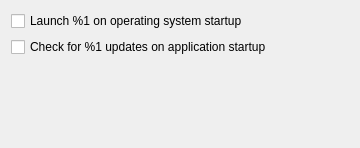
Old version of the form src/librssguard/gui/settings/settingsgeneral.ui in the repository martinrotter/rssguard.
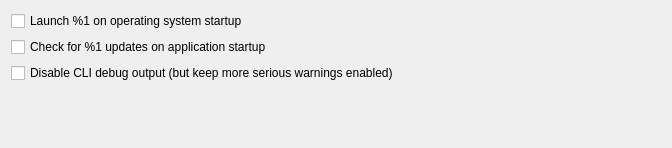
New version of the form.

Commit message: ability to disable just debug output in settings, disabled for release builds for bigger performance, warnings still enabled

Patch:
```diff
--- a/src/librssguard/gui/settings/settingsgeneral.ui
+++ b/src/librssguard/gui/settings/settingsgeneral.ui
@@ -6,7 +6,7 @@
    <rect>
     <x>0</x>
     <y>0</y>
-    <width>360</width>
+    <width>672</width>
     <height>148</height>
    </rect>
   </property>
@@ -25,7 +25,7 @@
      </property>
     </widget>
    </item>
-   <item row="2" column="0" colspan="2">
+   <item row="3" column="0" colspan="2">
     <spacer name="verticalSpacer">
      <property name="orientation">
       <enum>Qt::Vertical</enum>
@@ -38,6 +38,13 @@
      </property>
     </spacer>
    </item>
+   <item row="2" column="0" colspan="2">
+    <widget class="QCheckBox" name="m_checkDisableDebugOutput">
+     <property name="text">
+      <string>Disable CLI debug output (but keep more serious warnings enabled)</string>
+     </property>
+    </widget>
+   </item>
   </layout>
  </widget>
  <resources/>
```
The commit also changes 7 other files.
